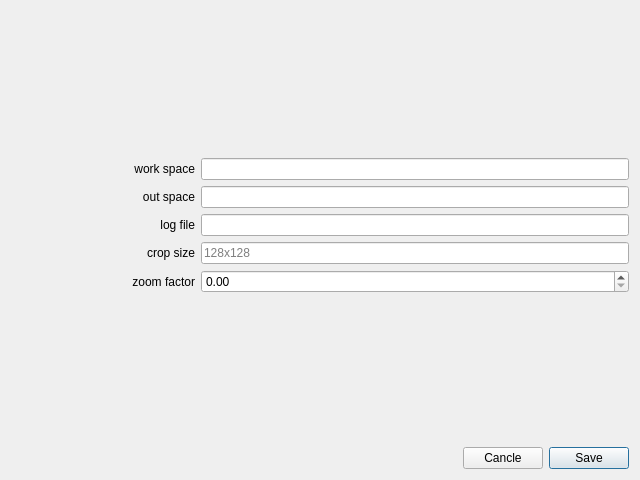
This is antstatusboard.ui in grassFlamingo/AnotherAnt as Qt 5 draws it before an edit. The edited form follows.
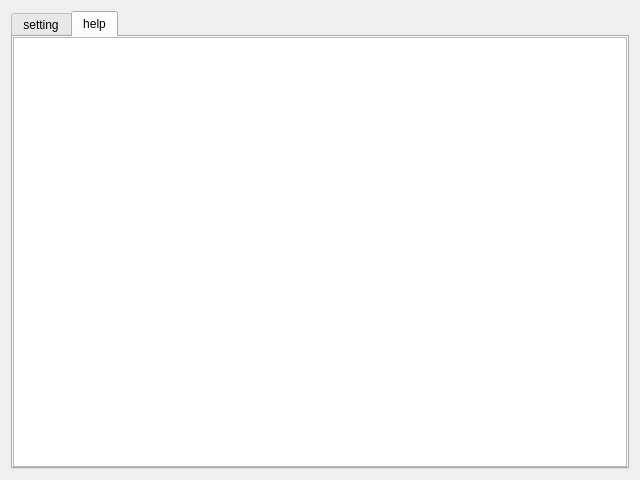
This is the edited form.

Commit message: add help doc

Patch:
```diff
--- a/antstatusboard.ui
+++ b/antstatusboard.ui
@@ -13,21 +13,34 @@
   <property name="windowTitle">
    <string>Form</string>
   </property>
-  <layout class="QGridLayout" name="gridLayout">
+  <layout class="QGridLayout" name="gridlayoutmain">
    <item row="0" column="0">
-    <spacer name="verticalSpacerPrev">
+    <widget class="QTabWidget" name="tabWidget">
+     <property name="currentIndex">
+      <number>1</number>
+     </property>
+     <property name="tabBarAutoHide">
+      <bool>true</bool>
+     </property>
+     <widget class="QWidget" name="basicTag">
+      <attribute name="title">
+       <string>setting</string>
+      </attribute>
+      <layout class="QGridLayout" name="gridLayout_2">
+       <item row="0" column="0">
+        <spacer name="verticalSpacer">
      <property name="orientation">
       <enum>Qt::Vertical</enum>
      </property>
      <property name="sizeHint" stdset="0">
       <size>
        <width>20</width>
-       <height>157</height>
+           <height>107</height>
       </size>
      </property>
     </spacer>
    </item>
-   <item row="1" column="0">
+       <item row="1" column="0" colspan="2">
     <layout class="QHBoxLayout" name="horizontalLayoutwp" stretch="3,7">
      <item>
       <widget class="QLabel" name="workspaceLabel">
@@ -44,7 +57,7 @@
      </item>
     </layout>
    </item>
-   <item row="2" column="0">
+       <item row="2" column="0" colspan="2">
     <layout class="QHBoxLayout" name="horizontalLayoutos" stretch="3,7">
      <item>
       <widget class="QLabel" name="outspaceLabel">
@@ -61,7 +74,7 @@
      </item>
     </layout>
    </item>
-   <item row="3" column="0">
+       <item row="3" column="0" colspan="2">
     <layout class="QHBoxLayout" name="horizontalLayoutlf" stretch="3,7">
      <item>
       <widget class="QLabel" name="logfileLabel">
@@ -78,7 +91,7 @@
      </item>
     </layout>
    </item>
-   <item row="4" column="0">
+       <item row="4" column="0" colspan="2">
     <layout class="QHBoxLayout" name="horizontalLayoutcs" stretch="3,7">
      <item>
       <widget class="QLabel" name="cropsizeLabel">
@@ -99,7 +112,7 @@
      </item>
     </layout>
    </item>
-   <item row="5" column="0">
+       <item row="5" column="0" colspan="2">
     <layout class="QHBoxLayout" name="horizontalLayoutzf" stretch="3,7">
      <item>
       <widget class="QLabel" name="zoomfLabel">
@@ -116,20 +129,20 @@
      </item>
     </layout>
    </item>
-   <item row="6" column="0">
-    <spacer name="verticalSpacerNext">
+       <item row="6" column="1">
+        <spacer name="verticalSpacer_2">
      <property name="orientation">
       <enum>Qt::Vertical</enum>
      </property>
      <property name="sizeHint" stdset="0">
       <size>
        <width>20</width>
-       <height>157</height>
+           <height>106</height>
       </size>
      </property>
     </spacer>
    </item>
-   <item row="7" column="0">
+       <item row="7" column="0" colspan="2">
     <layout class="QHBoxLayout" name="horizontalLayout" stretch="0,0,0">
      <item>
       <spacer name="horizontalSpacer">
@@ -165,6 +178,41 @@
       </widget>
      </item>
     </layout>
+       </item>
+      </layout>
+     </widget>
+     <widget class="QWidget" name="docTag">
+      <attribute name="title">
+       <string>help</string>
+      </attribute>
+      <layout class="QGridLayout" name="gridLayout">
+       <property name="leftMargin">
+        <number>0</number>
+       </property>
+       <property name="topMargin">
+        <number>0</number>
+       </property>
+       <property name="rightMargin">
+        <number>0</number>
+       </property>
+       <property name="bottomMargin">
+        <number>0</number>
+       </property>
+       <property name="spacing">
+        <number>0</number>
+       </property>
+       <item row="0" column="0">
+        <widget class="QTextBrowser" name="docBrowser">
+         <property name="source">
+          <url>
+           <string>qrc:/doc/ant-help.html</string>
+          </url>
+         </property>
+        </widget>
+       </item>
+      </layout>
+     </widget>
+    </widget>
    </item>
   </layout>
  </widget>
```
Lines whose indentation alone changed are shown as unchanged. The commit also changes 4 other files.
